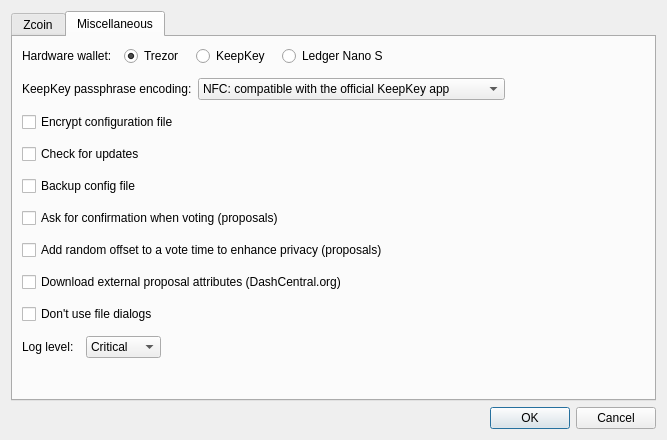
Above: src/ui/ui_config_dlg.ui from Bertrand256/dash-masternode-tool before the change. Below: the same form after it.
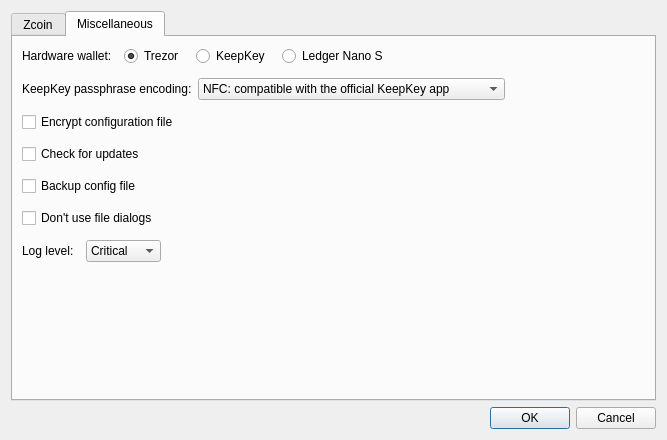
That is the form after the change. The open tabs and pages were chosen to show the change.

```diff
--- a/src/ui/ui_config_dlg.ui
+++ b/src/ui/ui_config_dlg.ui
@@ -485,27 +485,6 @@
          </property>
         </widget>
        </item>
-       <item>
-        <widget class="QCheckBox" name="chbConfirmWhenVoting">
-         <property name="text">
-          <string>Ask for confirmation when voting (proposals)</string>
-         </property>
-        </widget>
-       </item>
-       <item>
-        <widget class="QCheckBox" name="chbAddRandomOffsetToVotingTime">
-         <property name="text">
-          <string>Add random offset to a vote time to enhance privacy (proposals)</string>
-         </property>
-        </widget>
-       </item>
-       <item>
-        <widget class="QCheckBox" name="chbDownloadProposalExternalData">
-         <property name="text">
-          <string>Download external proposal attributes (DashCentral.org)</string>
-         </property>
-        </widget>
-       </item>
        <item>
         <widget class="QCheckBox" name="chbDontUseFileDialogs">
          <property name="toolTip">
```
